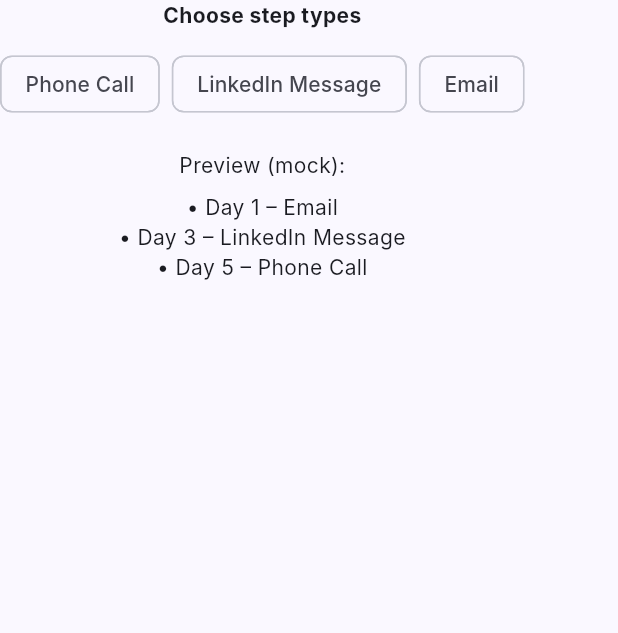
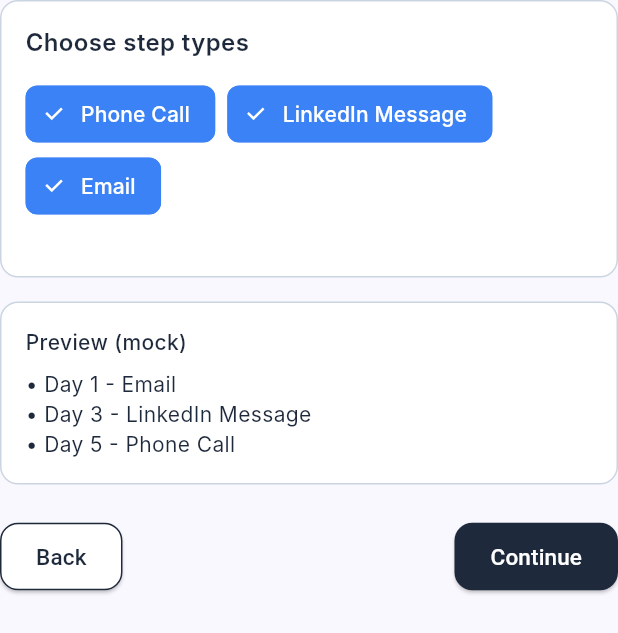
Before and after one commit to DebdaruDG/Network-IT-Lead-Planner-and-Follow-up, a Flutter app: the Step3PlanSetup widget shown alone on an empty page, opened directly, on a phone screen of 412 x 824 dp. Shown: the top 633 px of the screen. Run offline on Flutter 3.47's test engine with Material 3 defaults, Android fonts, the phone set to English and light mode, and no system bars; our stand-ins replace dio, flutter_riverpod, go_router, google_sign_in; Roboto replaces fonts that are missing (Inter).

Commit message:
step 3 ui refinements

```diff
--- a/lib/features/lead_creation/steps/step3_plan_setup.dart
+++ b/lib/features/lead_creation/steps/step3_plan_setup.dart
@@ -1,36 +1,179 @@
 import 'package:flutter/material.dart';
 
-class Step3PlanSetup extends StatelessWidget {
+class Step3PlanSetup extends StatefulWidget {
   const Step3PlanSetup({super.key});
 
   @override
+  State<Step3PlanSetup> createState() => _Step3PlanSetupState();
+}
+
+class _Step3PlanSetupState extends State<Step3PlanSetup> {
+  final Set<String> _selectedTypes = {
+    'Phone Call',
+    'LinkedIn Message',
+    'Email',
+  };
+
+  final List<Map<String, String>> _stepConfigs = [
+    {'type': 'Email', 'day': '1'},
+    {'type': 'LinkedIn Message', 'day': '3'},
+    {'type': 'Phone Call', 'day': '5'},
+  ];
+
+  @override
   Widget build(BuildContext context) {
+    final List<Map<String, String>> activeSteps =
+        _stepConfigs
+            .where((config) => _selectedTypes.contains(config['type']))
+            .toList();
+
     return Column(
+      crossAxisAlignment: CrossAxisAlignment.start,
+      children: [
+        Container(
+          decoration: BoxDecoration(
+            color: Colors.white,
+            borderRadius: BorderRadius.circular(12),
+            border: Border.all(color: const Color(0xFFCBD5E1)),
+          ),
+          padding: const EdgeInsets.all(16),
+          width: double.infinity,
+          child: Column(
+            mainAxisAlignment: MainAxisAlignment.start,
+            crossAxisAlignment: CrossAxisAlignment.start,
             children: [
               const Text(
                 "Choose step types",
-          style: TextStyle(fontWeight: FontWeight.bold),
+                style: TextStyle(
+                  fontWeight: FontWeight.w600,
+                  fontSize: 16,
+                  color: Color(0xFF1E293B),
+                ),
               ),
               const SizedBox(height: 12),
               Wrap(
                 spacing: 8,
                 children: [
-            choiceChip("Phone Call"),
-            choiceChip("LinkedIn Message"),
-            choiceChip("Email"),
+                  _choiceChip("Phone Call"),
+                  _choiceChip("LinkedIn Message"),
+                  _choiceChip("Email"),
                 ],
               ),
               const SizedBox(height: 20),
-        const Text("Preview (mock):"),
+            ],
+          ),
+        ),
+        const SizedBox(height: 16),
+        Container(
+          padding: const EdgeInsets.all(16),
+          decoration: BoxDecoration(
+            color: Colors.white,
+            borderRadius: BorderRadius.circular(12),
+            border: Border.all(color: const Color(0xFFCBD5E1)),
+          ),
+          width: double.infinity,
+          child: Column(
+            crossAxisAlignment: CrossAxisAlignment.start,
+            children: [
+              const Text(
+                "Preview (mock)",
+                style: TextStyle(
+                  fontWeight: FontWeight.w500,
+                  fontSize: 14,
+                  color: Color(0xFF1E293B),
+                ),
+              ),
               const SizedBox(height: 8),
-        const Text("• Day 1 – Email"),
-        const Text("• Day 3 – LinkedIn Message"),
-        const Text("• Day 5 – Phone Call"),
+              ...activeSteps.map(
+                (step) => Text(
+                  "• Day ${step['day']} - ${step['type']}",
+                  style: const TextStyle(
+                    fontSize: 14,
+                    color: Color(0xFF1E293B),
+                  ),
+                ),
+              ),
+            ],
+          ),
+        ),
+        const SizedBox(height: 24),
+        Row(
+          mainAxisAlignment: MainAxisAlignment.spaceBetween,
+          children: [_backButton(() {}), _continueButton(() {})],
+        ),
       ],
     );
   }
 
-  Widget choiceChip(String label) {
-    return Chip(label: Text(label));
+  Widget _choiceChip(String label) {
+    final bool isSelected = _selectedTypes.contains(label);
+    return FilterChip(
+      label: Text(
+        label,
+        style: TextStyle(
+          color: isSelected ? Colors.white : const Color(0xFF1E293B),
+        ),
+      ),
+      selected: isSelected,
+      onSelected: (bool selected) {
+        setState(() {
+          if (selected) {
+            _selectedTypes.add(label);
+          } else {
+            _selectedTypes.remove(label);
+          }
+        });
+      },
+      backgroundColor: isSelected ? const Color(0xFF3B82F6) : Colors.white,
+      selectedColor: const Color(0xFF3B82F6),
+      checkmarkColor: Colors.white,
+      shape: RoundedRectangleBorder(
+        borderRadius: BorderRadius.circular(8),
+        side: BorderSide(
+          color: isSelected ? const Color(0xFF3B82F6) : const Color(0xFFE5E7EB),
+        ),
+      ),
+    );
+  }
+
+  Widget _continueButton(VoidCallback onPressed) {
+    return ElevatedButton(
+      onPressed: onPressed,
+      style: ElevatedButton.styleFrom(
+        backgroundColor: const Color(0xFF1E293B),
+        foregroundColor: Colors.white,
+        shape: RoundedRectangleBorder(borderRadius: BorderRadius.circular(12)),
+        padding: const EdgeInsets.symmetric(horizontal: 24, vertical: 12),
+      ),
+      child: const Text(
+        "Continue",
+        style: TextStyle(
+          fontSize: 15,
+          fontWeight: FontWeight.w500,
+          fontFamily: 'Roboto',
+        ),
+      ),
+    );
+  }
+
+  Widget _backButton(VoidCallback onPressed) {
+    return ElevatedButton(
+      onPressed: onPressed,
+      style: ElevatedButton.styleFrom(
+        backgroundColor: Colors.white,
+        foregroundColor: const Color(0xFF1E293B),
+        shape: RoundedRectangleBorder(borderRadius: BorderRadius.circular(12)),
+        padding: const EdgeInsets.symmetric(horizontal: 24, vertical: 12),
+        side: const BorderSide(color: Color(0xFF1E293B)),
+      ),
+      child: const Text(
+        "Back",
+        style: TextStyle(
+          fontSize: 15,
+          fontWeight: FontWeight.w500,
+          fontFamily: 'Roboto',
+        ),
+      ),
+    );
   }
 }
--- a/lib/features/lead_creation/steps/step4_select_instructions.dart
+++ b/lib/features/lead_creation/steps/step4_select_instructions.dart
@@ -51,7 +51,6 @@
       padding: const EdgeInsets.symmetric(horizontal: 16, vertical: 12),
       margin: const EdgeInsets.symmetric(vertical: 8),
       decoration: BoxDecoration(
-        color: Colors.white,
         borderRadius: BorderRadius.circular(12),
         border: Border.all(color: const Color(0xFFCBD5E1), width: 1),
       ),
@@ -67,7 +66,9 @@
             ),
           ),
           const SizedBox(height: 8),
-          DropdownButtonFormField<String>(
+          SizedBox(
+            height: 36,
+            child: DropdownButtonFormField<String>(
               decoration: InputDecoration(
                 filled: true,
                 fillColor: Colors.white,
@@ -92,6 +93,7 @@
                       .map((o) => DropdownMenuItem(value: o, child: Text(o)))
                       .toList(),
               onChanged: (_) {},
+            ),
           ),
           const SizedBox(height: 8),
           const Text(
```
Lines whose indentation alone changed are shown as unchanged.
